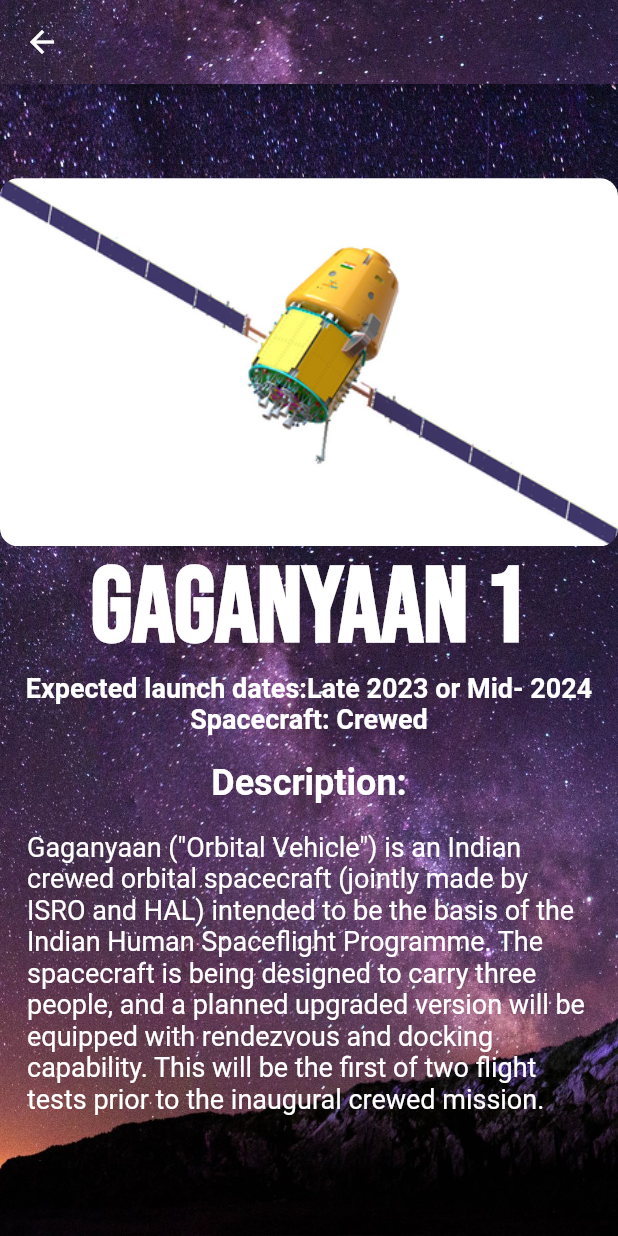
After one commit to raghavendrashande/isro_chronicles, a Flutter app: the updata screen opened directly, after a tap on "Gaganyaan 1", on a phone screen of 412 x 824 dp. The commit adds this screen. Run offline on Flutter 3.47's test engine with Material 2 defaults, Android fonts, the phone set to English and light mode, and no system bars; our stand-ins replace firebase_auth, firebase_core, google_fonts; missing offline and left inert: ellipsis_overflow_text; accounts and stored records are empty; network calls fail.

Commit message:
commits made at 11:30

```diff
--- a/lib/data.dart/satellitesapicall.dart
+++ b/lib/data.dart/satellitesapicall.dart
@@ -1,4 +1,5 @@
 import 'dart:convert';
+import 'package:ellipsis_overflow_text/ellipsis_overflow_text.dart';
 import 'package:flutter/material.dart';
 import 'package:http/http.dart' as http;
 import 'package:url_launcher/url_launcher.dart';
@@ -55,28 +56,43 @@ class satsdata extends StatelessWidget {
                                }
                             },
                     child: Card(
+                      margin: EdgeInsets.all(5),
                           color: Color.fromARGB(61, 112, 47, 123),
                           shadowColor: const Color.fromARGB(156, 189, 189, 189),
                           elevation: 5,
                           shape: RoundedRectangleBorder(borderRadius: BorderRadius.circular(15)),
-                        child: Column(
+                          child: Row(
                             children: [
-                            Text(allsats[index].name,
+                              Image.asset('images/satellite.png',height: 50,),
+                              Column(
+                                children: [
+                                      SizedBox(
+                                        width: 240,
+                                        child: Center(
+                                          child: Text(
+                                          allsats[index].name,
+                                          maxLines: 1,
+                                          overflow: TextOverflow.fade,
+                                          softWrap: false,
                                             style: TextStyle(
                                               fontWeight: FontWeight.bold,
                                               fontSize: 18,
                                               color: Colors.white
                                               ),
                                             ),
-                            Text('Launch date: '+allsats[index].launchdate,style: TextStyle(color: Colors.white),overflow: TextOverflow.fade,),
+                                        ),
+                                      ),
+
+                                  Text('Launch date: '+allsats[index].launchdate,style: TextStyle(color: Colors.white),overflow: TextOverflow.fade),
                                   Text('Launch type '+allsats[index].launchtype,style: TextStyle(color: Colors.white),overflow: TextOverflow.fade),
                                   Text('Payload: '+allsats[index].payload,style: TextStyle(color: Colors.white),overflow: TextOverflow.fade),
                                   Text('Result: '+allsats[index].missionstatus,style: TextStyle(color: Colors.white),overflow: TextOverflow.fade),
-
+                                    ],
+                                  ),
                                 ],
                           ),
                         ),
-                  ),
+                  )
                 );
               },
             );
--- /dev/null
+++ b/lib/data.dart/updata.dart
@@ -0,0 +1,87 @@
+import 'package:flutter/material.dart';
+import 'package:flutter_staggered_grid_view/flutter_staggered_grid_view.dart';
+import 'package:isro_chronicle/pages/updesc.dart';
+import 'package:isro_chronicle/widgets.dart';
+
+class updata extends StatelessWidget {
+  const updata({super.key});
+
+  @override
+  Widget build(BuildContext context) {
+    return Scaffold(
+      backgroundColor: Colors.grey[850],
+      body: Container(
+         decoration: BoxDecoration(
+          image: DecorationImage(
+            image: AssetImage('images/bg.jpg'),
+            fit: BoxFit.cover
+          )
+        ),
+        child: Padding(
+          padding: const EdgeInsets.symmetric(horizontal: 8),
+          child: MasonryGridView.builder(
+            crossAxisSpacing: 5,
+                gridDelegate: SliverSimpleGridDelegateWithFixedCrossAxisCount(crossAxisCount: 2),
+                scrollDirection: Axis.vertical,
+                itemCount: upnames.length,
+                itemBuilder: (context, index) {
+                  return GestureDetector(
+                    onTap: (){
+              Navigator.push(context,
+              MaterialPageRoute(builder: (context) => updescpg(idx: index),));
+            },
+                    child: upcard(
+                      imagePath: upimgsrc[index],
+                      name:upnames[index],
+                      idx: index,
+                      color:Color.fromARGB(255,0,0,0)
+                      ));
+                },
+              ),
+        ),
+      ),
+
+    );
+  }
+}
+
+List upnames = [
+  'X-ray Polarimeter Satellite',
+  'Gaganyaan 1',
+  'Gaganyaan 2',
+  'NISAR',
+  'Shukrayaan 1',
+  'Mangalyaan 2'
+];
+List updates = [
+  '2023',
+  'Late 2023 or Mid- 2024',
+  '2023-2024',
+  'January 2024',
+  'December 2024',
+  '2024'
+];
+List upsc = [
+  'Space observatory',
+  'Crewed',
+  'Crewed',
+  'SAR satellite',
+  'Venus orbiter',
+  'Mars orbiter'
+];
+List upimgsrc = [
+    'images/up/xp.jpg',
+    'images/up/gy.png',
+    'images/up/gy2.jpg',
+    'images/up/nisar.jpg',
+    'images/up/sy.jpg',
+    'images/up/mom.jpg',
+];
+List updesc = [
+  'The X-ray Polarimeter Satellite (XPoSat) is a ISRO planned space observatory to study polarization of cosmic X-rays. It is planned to be launched in 2023 on a Small Satellite Launch Vehicle (SSLV) and to provide a service time of at least five years. XPoSat will study the 50 brightest known sources in the universe, including pulsars, black hole X-ray binaries, active galactic nuclei, and non-thermal supernova remnants.',
+  'Gaganyaan ("Orbital Vehicle") is an Indian crewed orbital spacecraft (jointly made by ISRO and HAL) intended to be the basis of the Indian Human Spaceflight Programme. The spacecraft is being designed to carry three people, and a planned upgraded version will be equipped with rendezvous and docking capability. This will be the first of two flight tests prior to the inaugural crewed mission.',
+  'Second of two flight tests prior to the inaugural crewed mission.',
+  'NASA-ISRO Synthetic Aperture Radar (NISAR) is a joint project between NASA and ISRO to co-develop and launch a dual-frequency synthetic aperture radar satellite to be used for remote sensing. It is notable for being the first dual-band radar imaging satellite',
+  'The Indian Venus orbiter mission is a planned orbiter to Venus by the Indian Space Research Organization (ISRO) to study the atmosphere of Venus.',
+  'Mars Orbiter Mission 2 (MOM 2) also called Mangalyaan 2 is India\'s second interplanetary mission planned for launch to Mars by the Indian Space Research Organization (ISRO) in the 2021–2022 time frame. It will consist of an orbiter, as said by ISRO chairman, K. Sivan in an interview, but chances were that it will also include a lander and a rover but later it was fully confirmed that it will an orbiter mission only',
+];
--- /dev/null
+++ b/lib/pages/updesc.dart
@@ -0,0 +1,58 @@
+import 'package:flutter/material.dart';
+import 'package:google_fonts/google_fonts.dart';
+import 'package:isro_chronicle/data.dart/updata.dart';
+
+class updescpg extends StatelessWidget {
+  const updescpg({super.key, required this.idx});
+
+  final int idx;
+
+  @override
+  Widget build(BuildContext context) {
+    return Scaffold(
+      appBar: AppBar(
+        flexibleSpace: Container(
+        decoration: BoxDecoration(
+          image: DecorationImage(
+            image: AssetImage('images/bg.jpg'),
+            fit: BoxFit.cover
+          )
+        ),
+      ),
+      ),
+      body:Container(
+        decoration: BoxDecoration(
+          image: DecorationImage(
+            image: AssetImage('images/bg.jpg'),
+            fit: BoxFit.cover
+          )
+        ),
+        child: Center(
+                child: SingleChildScrollView(
+                  child: Column(
+                    mainAxisAlignment: MainAxisAlignment.center,
+                    children: [
+                      ClipRRect(
+                        borderRadius: BorderRadius.circular(12),
+                        child: Hero(
+                        tag: upnames[idx],
+                         child:Image.asset(upimgsrc[idx]),
+                         ),
+                      ),
+                      Text(upnames[idx], style: GoogleFonts.bebasNeue(color: Colors.white,fontWeight: FontWeight.bold,fontSize: 70),),
+                      Text('Expected launch dates:'+updates[idx], style: GoogleFonts.roboto(color: Colors.white,fontWeight: FontWeight.bold,fontSize:18)),
+                      Text('Spacecraft: '+upsc[idx], style: GoogleFonts.roboto(color: Colors.white,fontWeight: FontWeight.bold,fontSize:18)),
+                      SizedBox(height: 18),
+                      Text('Description:', style: TextStyle(color: Colors.white,fontWeight: FontWeight.bold,fontSize: 24),),
+                      Padding(
+                        padding: const EdgeInsets.all(18),
+                        child: Text(updesc[idx],style: TextStyle(color: Colors.white, fontSize: 18,),softWrap: true,),
+                      )
+                    ],
+                  ),
+                ),
+              ),
+      ),
+         );
+       }
+}
--- a/lib/tabs/tabs.dart
+++ b/lib/tabs/tabs.dart
@@ -1,6 +1,7 @@
 import 'package:flutter/material.dart';
 import 'package:isro_chronicle/data.dart/lvdata.dart';
 import 'package:isro_chronicle/data.dart/satellitesapicall.dart';
+import 'package:isro_chronicle/data.dart/updata.dart';
 
 class satstab extends StatefulWidget {
   const satstab({super.key});
@@ -32,7 +33,7 @@ class uptab extends StatelessWidget {
 
   @override
   Widget build(BuildContext context) {
-    return Text('data');
+    return updata();
   }
 }
 
--- a/lib/widgets.dart
+++ b/lib/widgets.dart
@@ -1,5 +1,6 @@
 import 'package:google_fonts/google_fonts.dart';
 import 'package:flutter/material.dart';
+import 'package:isro_chronicle/data.dart/updata.dart';
 
 class MyAppBar extends StatelessWidget {
   final String title;
@@ -150,3 +151,55 @@ class lvcard extends StatelessWidget {
     );
   }
 }
+
+class upcard extends StatelessWidget {
+  final String imagePath;
+  final String name;
+  final int idx;
+  final Color color;
+  const upcard({
+    Key? key,
+    required this.imagePath,
+    required this.name,
+    required this.idx,
+    required this.color
+  }) : super(key: key);
+
+  @override
+  Widget build(BuildContext context) {
+    return Padding(
+      padding: const EdgeInsets.symmetric(vertical: 10),
+      child: Stack(
+        children: [
+          ClipRRect(
+              borderRadius: BorderRadius.circular(12),
+              child: Hero(
+                tag: upnames[idx],
+                child: Image.asset(
+                  imagePath,
+                  fit: BoxFit.cover,
+                ),
+              ),
+            ),
+                Padding(
+                  padding: const EdgeInsets.all(8.0),
+                  child: Center(
+                    child: Column(
+                      mainAxisAlignment: MainAxisAlignment.center,
+                        children: [
+                          Text(name,
+                            style: GoogleFonts.bebasNeue(
+                              fontWeight: FontWeight.bold,
+                              color: color,
+                              fontSize: 20),),
+                        ],
+                      ),
+                  ),
+                  ),
+
+        ],
+      ),
+
+    );
+  }
+}
```
Also changed, not shown: pubspec.yaml (+8 -0 lines), images/satellite.png (added), images/up/gy.png (added), images/up/gy2.jpg (added), images/up/mom.jpg (added), images/up/nisar.jpg (added), images/up/sy.jpg (added), images/up/xp.jpg (added), pubspec.lock. Lines whose indentation alone changed are shown as unchanged.
